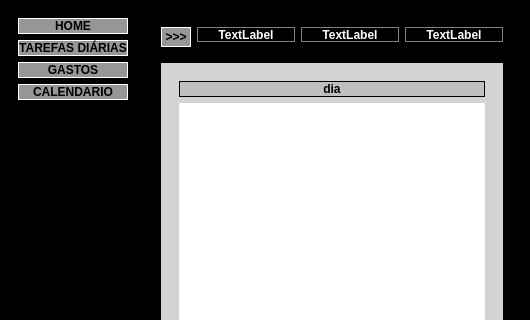
Qt form src/layout/layout.ui (euqIrn3h/App-Gerenciador-de-Tarefas-Python-Qt) before a commit; both pictures show x 0 to 530 and y 0 to 320 of the 530 by 520 pixel window.
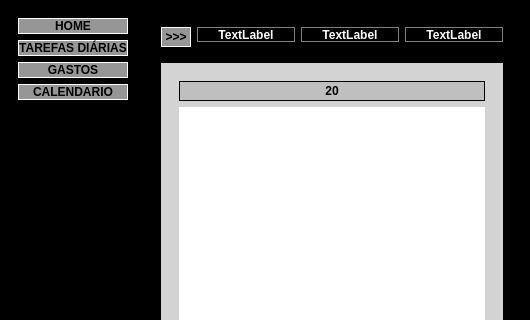
The same form after that commit. The open tabs and pages were chosen to show the change.

```diff
--- a/src/layout/layout.ui
+++ b/src/layout/layout.ui
@@ -737,7 +737,7 @@
                    <property name="minimumSize">
                     <size>
                      <width>25</width>
-                     <height>0</height>
+                     <height>20</height>
                     </size>
                    </property>
                    <property name="font">
@@ -753,7 +753,7 @@
 </string>
                    </property>
                    <property name="text">
-                    <string>dia</string>
+                    <string>20</string>
                    </property>
                    <property name="alignment">
                     <set>Qt::AlignCenter</set>
```
Left out of the diff: 6 changed lines with no effect on the pictures.
